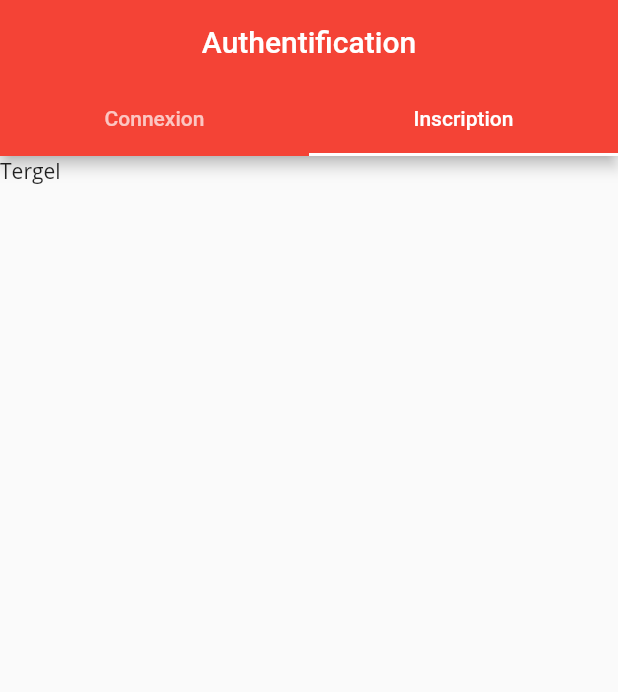
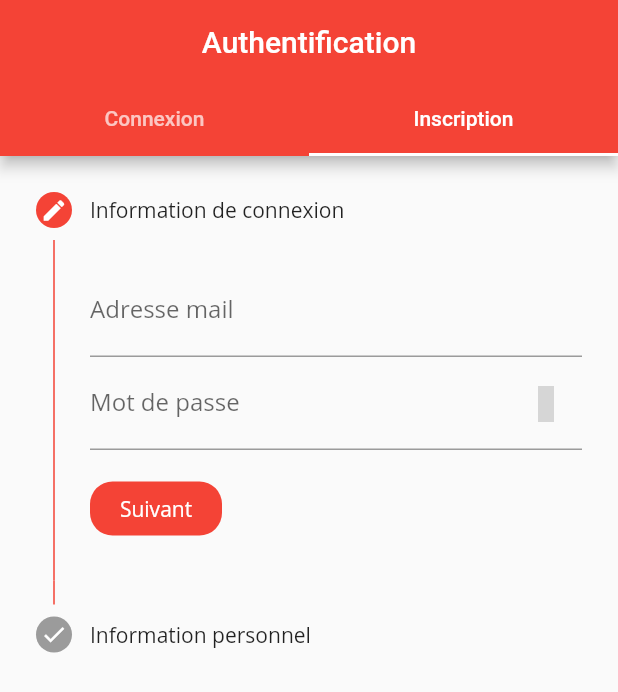
Before and after one commit to valas69/hotel, a Flutter app: the screen it shows after launch, tab 2 chosen, on a phone screen of 412 x 824 dp. Shown: the top 692 px of the screen. Run offline on Flutter 3.47's test engine with Material 2 defaults, Android fonts, the phone set to English and light mode, and no system bars; our stand-ins replace google_fonts, material_design_icons_flutter; grey boxes are pictures that could not be loaded.

Commit message:
Page inscription

```diff
--- /dev/null
+++ b/lib/authentification/authentification.dart
@@ -0,0 +1,38 @@
+import "package:flutter/material.dart";
+import 'package:hotel/authentification/inscription.dart';
+
+import 'connexion.dart';
+
+class Authentification extends StatefulWidget {
+  @override
+  _AuthentificationState createState() => _AuthentificationState();
+}
+
+class _AuthentificationState extends State<Authentification> {
+  @override
+  Widget build(BuildContext context) {
+    return DefaultTabController(
+      length: 2,
+      child: Scaffold(
+        appBar: AppBar(
+          bottom: TabBar(
+            tabs: <Widget>[
+              Tab(
+                text: "Connexion",
+              ),
+              Tab(text: "Inscription")
+            ],
+          ),
+          centerTitle: true,
+          title: Text("Authentification"),
+        ),
+        body: TabBarView(
+          children: [
+            Connexion(),
+            Inscription()
+          ],
+        ),
+      ),
+    );
+  }
+}
--- /dev/null
+++ b/lib/authentification/inscription.dart
@@ -0,0 +1,144 @@
+import 'package:flutter/material.dart';
+import 'package:material_design_icons_flutter/material_design_icons_flutter.dart';
+
+class Inscription extends StatefulWidget {
+  Inscription({Key key}) : super(key: key);
+
+  @override
+  _InscriptionState createState() => _InscriptionState();
+}
+
+class _InscriptionState extends State<Inscription> {
+  bool cacherMdp = true;
+
+  List<Step> get steps => [
+        Step(
+          title: const Text('Information de connexion'),
+          isActive: currentStep == 0 ? true : false,
+          state: currentStep == 0 ? StepState.editing : StepState.complete,
+          content: Column(
+            children: <Widget>[
+              TextFormField(
+                decoration: InputDecoration(labelText: 'Adresse mail'),
+              ),
+              TextFormField(
+                obscureText: cacherMdp,
+                decoration: InputDecoration(
+                    labelText: 'Mot de passe',
+                    suffixIcon: IconButton(
+                      icon: cacherMdp == true
+                          ? Icon(MdiIcons.eyeOff)
+                          : Icon(MdiIcons.eye),
+                      onPressed: () {
+                        setState(() {
+                          cacherMdp = !cacherMdp;
+                        });
+                      },
+                    )),
+              ),
+            ],
+          ),
+        ),
+        Step(
+          isActive: currentStep == 1 ? true : false,
+          state: currentStep == 1 ? StepState.editing : StepState.complete,
+          title: const Text('Information personnel'),
+          content: Column(
+            children: <Widget>[
+              TextFormField(
+                decoration: InputDecoration(labelText: 'Nom'),
+              ),
+              TextFormField(
+                decoration: InputDecoration(labelText: 'Prénom'),
+              ),
+            ],
+          ),
+        ),
+      ];
+  int currentStep = 0;
+  bool complete = false;
+
+  next() {
+    currentStep + 1 != steps.length
+        ? goTo(currentStep + 1)
+        : setState(() => complete = true);
+  }
+
+  cancel() {
+    if (currentStep > 0) {
+      goTo(currentStep - 1);
+    }
+  }
+
+  goTo(int step) {
+    setState(() => currentStep = step);
+  }
+
+  @override
+  Widget build(BuildContext context) {
+    return Column(
+      children: <Widget>[
+        complete
+            ? Expanded(
+                child: Center(
+                  child: AlertDialog(
+                    title: new Text("Profile Created"),
+                    content: new Text(
+                      "Tada!",
+                    ),
+                    actions: <Widget>[
+                      new FlatButton(
+                        child: new Text("Close"),
+                        onPressed: () {
+                          setState(() => complete = false);
+                        },
+                      ),
+                    ],
+                  ),
+                ),
+              )
+            : Expanded(
+                child: Stepper(
+                  steps: steps,
+                  currentStep: currentStep,
+                  onStepContinue: next,
+                  onStepTapped: (step) => goTo(step),
+                  onStepCancel: cancel,
+                  controlsBuilder: (context, {onStepCancel, onStepContinue}) =>
+                      Padding(
+                    padding: const EdgeInsets.only(top: 15.0),
+                    child: Row(
+                      mainAxisAlignment: MainAxisAlignment.spaceBetween,
+                      children: [
+                        FlatButton(
+                          color: Colors.red,
+                          onPressed: next,
+                          child: Center(
+                            child: Text('Suivant',
+                                style: TextStyle(color: Colors.white)),
+                          ),
+                          shape: RoundedRectangleBorder(
+                              borderRadius: BorderRadius.circular(15)),
+                        ),
+                        currentStep != 0
+                            ? FlatButton(
+                                onPressed: cancel,
+                                child: Center(
+                                  child: Text('Annuler',
+                                      style: TextStyle(
+                                        color: Colors.red,
+                                      )),
+                                ),
+                                shape: RoundedRectangleBorder(
+                                    borderRadius: BorderRadius.circular(15)),
+                              )
+                            : SizedBox.shrink(),
+                      ],
+                    ),
+                  ),
+                ),
+              ),
+      ],
+    );
+  }
+}
--- a/lib/connexion/connexion.dart
+++ /dev/null
@@ -1,162 +0,0 @@
-import "package:flutter/material.dart";
-import 'package:material_design_icons_flutter/material_design_icons_flutter.dart';
-
-class Connexion extends StatefulWidget {
-  @override
-  _ConnexionState createState() => _ConnexionState();
-}
-
-class _ConnexionState extends State<Connexion> {
-  bool cacherMdp = true;
-
-  @override
-  Widget build(BuildContext context) {
-    return DefaultTabController(
-      length: 2,
-      child: Scaffold(
-        appBar: AppBar(
-          bottom: TabBar(
-            tabs: <Widget>[
-              Tab(
-                text: "Connexion",
-              ),
-              Tab(text: "Inscription")
-            ],
-          ),
-          centerTitle: true,
-          title: Text("Authentification"),
-        ),
-        body: TabBarView(
-          children: [
-            SingleChildScrollView(
-              child: Container(
-                  child: Align(
-                alignment: Alignment.center,
-                child: Column(
-                  children: [
-                    Container(
-                        child: Image(
-                      image: AssetImage('lib/assets/images/logo.png'),
-                      color: Colors.red,
-                      height: 200,
-                    )),
-                    Form(
-                      child: Container(
-                        height: 350,
-                        width: 350,
-                        child: Column(
-                          mainAxisAlignment: MainAxisAlignment.spaceAround,
-                          crossAxisAlignment: CrossAxisAlignment.center,
-                          children: <Widget>[
-                            TextField(
-                              decoration: InputDecoration(
-                                border: OutlineInputBorder(),
-                                labelText: 'Adresse e-mail',
-                              ),
-                            ),
-                            TextField(
-                              obscureText: cacherMdp,
-                              decoration: InputDecoration(
-                                  border: OutlineInputBorder(),
-                                  labelText: 'Mot de passe',
-                                  suffixIcon: IconButton(
-                                    icon: cacherMdp == true
-                                        ? Icon(MdiIcons.eyeOff)
-                                        : Icon(MdiIcons.eye),
-                                    onPressed: () {
-                                      setState(() {
-                                        cacherMdp = !cacherMdp;
-                                      });
-                                    },
-                                  )),
-                            ),
-                            FlatButton(
-                              color: Colors.red,
-                              onPressed: () {},
-                              child: Center(
-                                child: Text('Se connecter',
-                                    textScaleFactor: 1.3,
-                                    style: TextStyle(
-                                        color: Colors.white,
-                                        fontWeight: FontWeight.bold)),
-                              ),
-                              shape: RoundedRectangleBorder(
-                                  borderRadius: BorderRadius.circular(15)),
-                            ),
-                            Row(
-                              mainAxisAlignment: MainAxisAlignment.center,
-                              children: [
-                                Expanded(
-                                  child: Container(
-                                    color: Colors.grey,
-                                    height: 1,
-                                  ),
-                                ),
-                                Text(
-                                  " Autre moyen de connexion ",
-                                  style: TextStyle(
-                                      color: Colors.grey,
-                                      fontWeight: FontWeight.bold),
-                                ),
-                                Expanded(
-                                  child: Container(
-                                    color: Colors.grey,
-                                    height: 1,
-                                  ),
-                                ),
-                              ],
-                            ),
-                            Row(
-                              mainAxisAlignment: MainAxisAlignment.spaceAround,
-                              children: [
-                                FlatButton.icon(
-                                    onPressed: () {},
-                                    label: Text("Facebook",
-                                        textScaleFactor: 1.2,
-                                        style: TextStyle(
-                                            color: Colors.white,
-                                            fontWeight: FontWeight.bold)),
-                                    shape: RoundedRectangleBorder(
-                                        borderRadius:
-                                            BorderRadius.circular(15)),
-                                    color: Colors.blue,
-                                    icon: Icon(
-                                      MdiIcons.facebook,
-                                      color: Colors.white,
-                                      size: 40,
-                                    )),
-                                FlatButton.icon(
-                                    onPressed: () {},
-                                    color: Colors.red,
-                                    shape: RoundedRectangleBorder(
-                                        borderRadius:
-                                            BorderRadius.circular(15)),
-                                    label: Text(
-                                      "Google",
-                                      textScaleFactor: 1.2,
-                                      style: TextStyle(
-                                          color: Colors.white,
-                                          fontWeight: FontWeight.bold),
-                                    ),
-                                    icon: Icon(
-                                      MdiIcons.google,
-                                      color: Colors.white,
-                                      size: 40,
-                                    )),
-                              ],
-                            )
-                          ],
-                        ),
-                      ),
-                    ),
-                  ],
-                ),
-              )),
-            ),
-            Container(child: Text("Tergel"))
-          ],
-        ),
-      ),
-    );
-  }
-}
--- a/lib/main.dart
+++ b/lib/main.dart
@@ -1,6 +1,6 @@
 import 'package:flutter/material.dart';
 import 'package:google_fonts/google_fonts.dart';
-import 'package:hotel/connexion/connexion.dart';
+import 'package:hotel/authentification/authentification.dart';
 
 void main() {
   runApp(MyApp());
@@ -17,7 +17,7 @@ class MyApp extends StatelessWidget {
           visualDensity: VisualDensity.adaptivePlatformDensity,
           textTheme:
               GoogleFonts.openSansTextTheme(Theme.of(context).textTheme)),
-      home: Connexion(),
+      home: Authentification(),
     );
   }
 }
--- a/pubspec.yaml
+++ b/pubspec.yaml
@@ -32,6 +32,7 @@ dependencies:
   material_design_icons_flutter: ^4.0.5345
   google_fonts: ^1.1.0
   firebase_auth: ^0.18.0+1
+  multi_page_form: ^1.0.4
 dev_dependencies:
   flutter_test:
     sdk: flutter
```
Also changed, not shown: lib/authentification/connexion.dart (added, +157 -0 lines), pubspec.lock.
